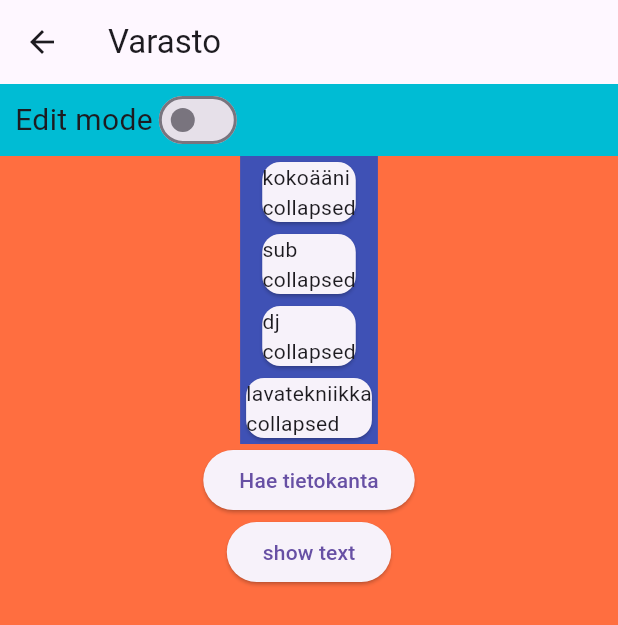
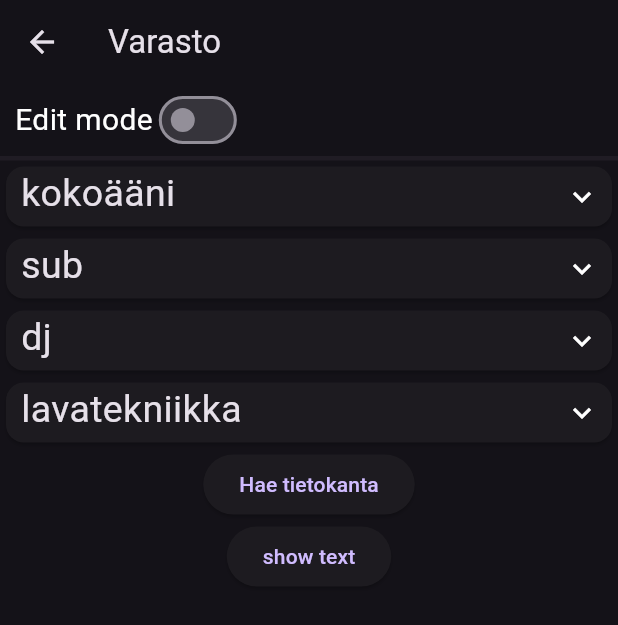
Before and after one commit to SamuelKoistinen/LuminaryEventsMobile, a Flutter app: the MainScreen3 screen opened directly, on a phone screen of 412 x 824 dp. Shown: the top 625 px of the screen. Run offline on Flutter 3.47's test engine with Material 3 defaults, Android fonts, the phone set to English and light mode, and no system bars; drawn by our look-alikes of expandable; our stand-ins replace envied, go_router, persistent_bottom_nav_bar_v2, table_calendar.

Commit message:
stylistic changes

```diff
--- a/luminary_events/lib/VarastoSivu.dart
+++ b/luminary_events/lib/VarastoSivu.dart
@@ -95,20 +95,24 @@ class _MainScreen3State extends State<MainScreen3> {
   @override
   Widget build(BuildContext context) => Scaffold(
         appBar: AppBar(title: const Text("Varasto")),
-        backgroundColor: Colors.deepOrangeAccent,
         body: Center(
           child: Column(children: [
             Flexible(
               flex: 1,
               child: Container(
-                color: Colors.cyan,
+                decoration: BoxDecoration(
+                    border: Border(
+                        bottom:
+                            BorderSide(width: 3, color: Color(0xFF201C24)))),
                 child: Row(children: [
                   Flexible(
                     flex: 3,
                     child: Container(
                         margin: const EdgeInsets.fromLTRB(10, 0, 0, 0),
                         child: Row(children: [
-                          Text('Edit mode', style: TextStyle(fontSize: 20)),
+                          Text('Edit mode',
+                              style:
+                                  TextStyle(fontSize: 20, color: Colors.white)),
                           Switch(
                               value: editModeSwitch,
                               onChanged: (value) {
@@ -128,7 +132,6 @@ class _MainScreen3State extends State<MainScreen3> {
                   Flexible(
                     flex: 1,
                     child: Container(
-                        color: Colors.green,
                         child: Row(
                             children: editModeSwitch
                                 ? [
@@ -232,7 +235,6 @@ class _MainScreen3State extends State<MainScreen3> {
             Flexible(
               flex: 10,
               child: Container(
-                color: Colors.indigo,
                 child: SingleChildScrollView(
                   child: Column(
                     children: [
@@ -240,32 +242,37 @@ class _MainScreen3State extends State<MainScreen3> {
                         Card(
                           child: Container(
                             child: ExpandableTheme(
-                              data: ExpandableThemeData(hasIcon: false),
+                              data: ExpandableThemeData(
+                                  hasIcon: true, iconColor: Colors.white),
                               child: ExpandablePanel(
-                                header: Text(category['name']),
-                                collapsed: Container(
-                                  child: Text('collapsed'),
+                                header: Container(
+                                  margin:
+                                      const EdgeInsets.fromLTRB(10, 0, 10, 0),
+                                  child: Row(
+                                    mainAxisAlignment:
+                                        MainAxisAlignment.spaceBetween,
+                                    children: [
+                                      Text(category['name'],
+                                          style: TextStyle(fontSize: 25))
+                                    ],
+                                  ),
                                 ),
+                                collapsed: Container(),
                                 expanded: Column(
                                   children: [
                                     for (var device in category['devices'])
                                       Card(
                                         child: Container(
-                                          child: ExpandableTheme(
-                                            data: ExpandableThemeData(
-                                                hasIcon: false),
-                                            child: ExpandablePanel(
-                                              header: Text(device['name']),
-                                              collapsed: Container(
-                                                child: Text('collapsed'),
-                                              ),
-                                              expanded: Row(children: [
+                                          margin:
+                                              EdgeInsets.fromLTRB(10, 0, 10, 0),
+                                          child: Row(
+                                              mainAxisAlignment:
+                                                  MainAxisAlignment
+                                                      .spaceBetween,
+                                              children: [
                                                 Column(
                                                   children: [
-                                                    Text('Type: ' +
-                                                        device['type']),
-                                                    Text('Description: ' +
-                                                        device['description']),
+                                                    Text(device['name']),
                                                     Text('Stock: ' +
                                                         device['current_stock']
                                                             .toString() +
@@ -316,8 +323,6 @@ class _MainScreen3State extends State<MainScreen3> {
                                                         : null,
                                                     child: Icon(Icons.edit)),
                                               ]),
-                                            ),
-                                          ),
                                         ),
                                       ),
                                   ],
--- a/luminary_events/lib/main.dart
+++ b/luminary_events/lib/main.dart
@@ -24,6 +24,8 @@ class PersistenBottomNavBarDemo extends StatelessWidget {
   @override
   Widget build(BuildContext context) => MaterialApp(
         title: "Persistent Bottom Navigation Bar Demo",
+        themeMode: ThemeMode.dark,
+        darkTheme: ThemeData(brightness: Brightness.dark),
         home: Builder(
           builder: (context) => Center(
             child: Column(
```
